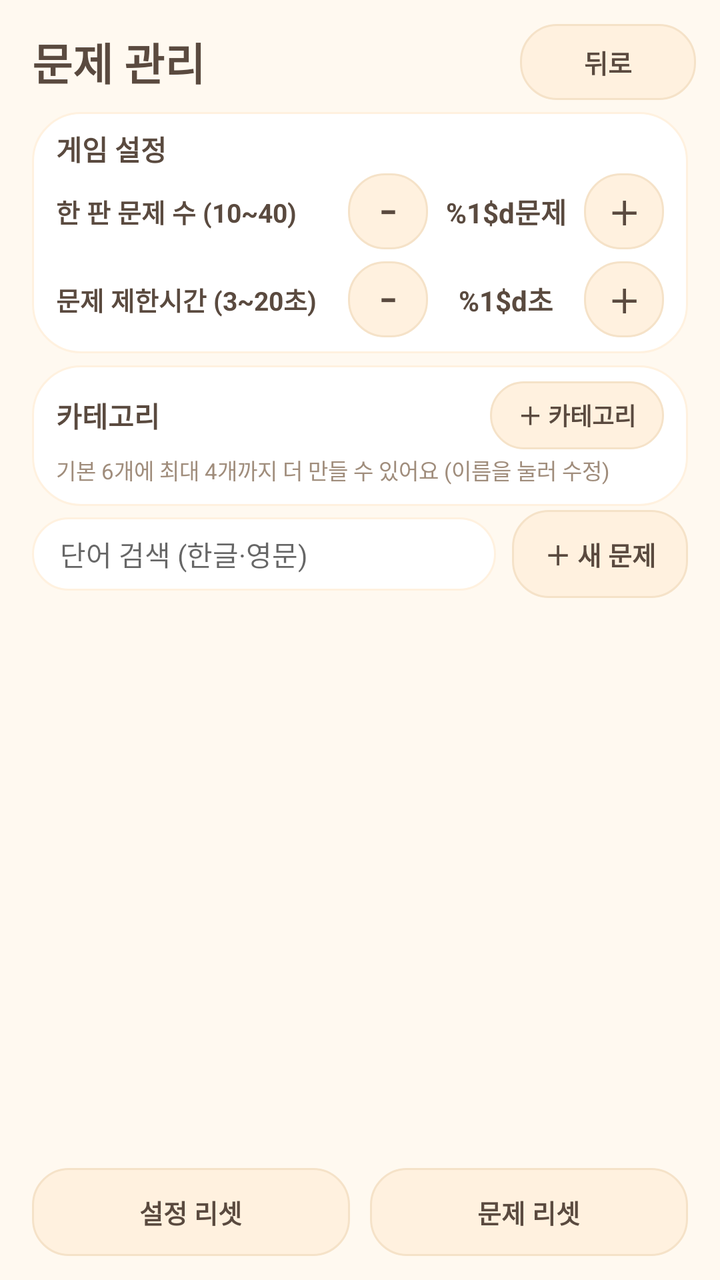
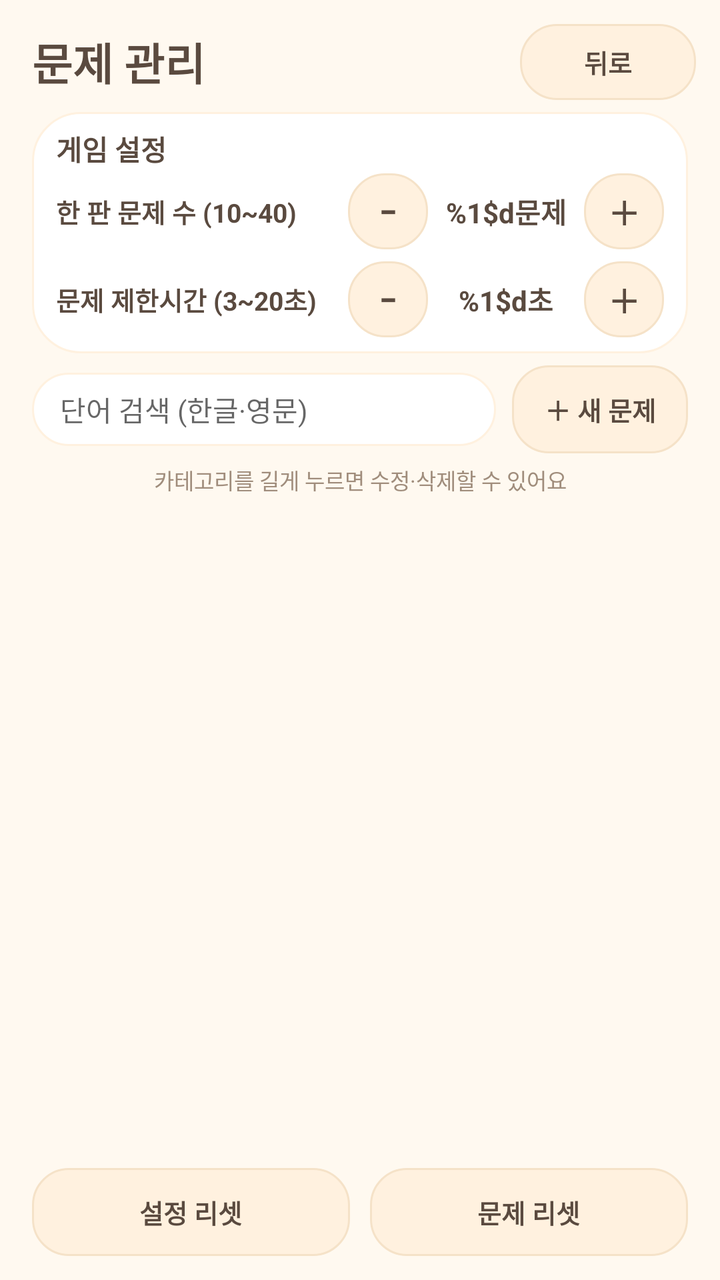

Two renders of the same Android screen: before a commit and after it. Below are the layout's source before the change and the commit's diff.
<!-- AndroidManifest.xml: application theme Theme.VoiceWordGame -->
<!-- res/layout/activity_admin.xml -->
<?xml version="1.0" encoding="utf-8"?>
<FrameLayout xmlns:android="http://schemas.android.com/apk/res/android"
    android:id="@+id/adminRoot"
    android:layout_width="match_parent"
    android:layout_height="match_parent"
    android:background="@color/cream">

    <LinearLayout
        android:layout_width="match_parent"
        android:layout_height="match_parent"
        android:orientation="vertical">

        <LinearLayout
            android:layout_width="match_parent"
            android:layout_height="wrap_content"
            android:gravity="center_vertical"
            android:orientation="horizontal"
            android:paddingStart="16dp"
            android:paddingTop="12dp"
            android:paddingEnd="12dp"
            android:paddingBottom="4dp">

            <TextView
                style="@style/TextTitle"
                android:layout_width="0dp"
                android:layout_height="wrap_content"
                android:layout_weight="1"
                android:text="@string/admin_title"
                android:textSize="22sp" />

            <TextView
                android:id="@+id/adminCount"
                style="@style/TextBody"
                android:layout_width="wrap_content"
                android:layout_height="wrap_content"
                android:layout_marginEnd="8dp" />

            <Button
                android:id="@+id/closeAdmin"
                style="@style/Widget.CuteButton"
                android:layout_width="wrap_content"
                android:layout_height="wrap_content"
                android:minHeight="38dp"
                android:text="@string/back"
                android:textSize="13sp" />
        </LinearLayout>

        
        <LinearLayout
            android:id="@+id/adminSettings"
            android:layout_width="match_parent"
            android:layout_height="wrap_content"
            android:layout_marginStart="16dp"
            android:layout_marginTop="2dp"
            android:layout_marginEnd="16dp"
            android:background="@drawable/bg_card"
            android:orientation="vertical"
            android:paddingStart="12dp"
            android:paddingTop="8dp"
            android:paddingEnd="12dp"
            android:paddingBottom="8dp">

            <TextView
                style="@style/TextSection"
                android:layout_width="wrap_content"
                android:layout_height="wrap_content"
                android:text="@string/admin_settings_title"
                android:textSize="14sp" />

            
            <LinearLayout
                android:layout_width="match_parent"
                android:layout_height="wrap_content"
                android:layout_marginTop="2dp"
                android:gravity="center_vertical"
                android:orientation="horizontal">

                <TextView
                    style="@style/TextBody"
                    android:layout_width="0dp"
                    android:layout_height="wrap_content"
                    android:layout_weight="1"
                    android:text="@string/admin_setting_questions"
                    android:textColor="@color/ink"
                    android:textSize="13sp"
                    android:textStyle="bold" />

                <Button
                    android:id="@+id/settingCountMinus"
                    style="@style/Widget.CuteButton"
                    android:layout_width="40dp"
                    android:layout_height="38dp"
                    android:contentDescription="@string/admin_setting_minus_desc"
                    android:minWidth="0dp"
                    android:paddingStart="0dp"
                    android:paddingEnd="0dp"
                    android:text="@string/admin_setting_minus"
                    android:textSize="16sp" />

                <TextView
                    android:id="@+id/settingCountValue"
                    style="@style/TextBody"
                    android:layout_width="78dp"
                    android:layout_height="wrap_content"
                    android:gravity="center"
                    android:text="@string/admin_setting_questions_value"
                    android:textColor="@color/ink"
                    android:textSize="14sp"
                    android:textStyle="bold" />

                <Button
                    android:id="@+id/settingCountPlus"
                    style="@style/Widget.CuteButton"
                    android:layout_width="40dp"
                    android:layout_height="38dp"
                    android:contentDescription="@string/admin_setting_plus_desc"
                    android:minWidth="0dp"
                    android:paddingStart="0dp"
                    android:paddingEnd="0dp"
                    android:text="@string/admin_setting_plus"
                    android:textSize="16sp" />
            </LinearLayout>

            
            <LinearLayout
                android:layout_width="match_parent"
                android:layout_height="wrap_content"
                android:layout_marginTop="6dp"
                android:gravity="center_vertical"
                android:orientation="horizontal">

                <TextView
                    style="@style/TextBody"
                    android:layout_width="0dp"
                    android:layout_height="wrap_content"
                    android:layout_weight="1"
                    android:text="@string/admin_setting_time"
                    android:textColor="@color/ink"
                    android:textSize="13sp"
                    android:textStyle="bold" />

                <Button
                    android:id="@+id/settingTimeMinus"
                    style="@style/Widget.CuteButton"
                    android:layout_width="40dp"
                    android:layout_height="38dp"
                    android:contentDescription="@string/admin_setting_minus_desc"
                    android:minWidth="0dp"
                    android:paddingStart="0dp"
                    android:paddingEnd="0dp"
                    android:text="@string/admin_setting_minus"
                    android:textSize="16sp" />

                <TextView
                    android:id="@+id/settingTimeValue"
                    style="@style/TextBody"
                    android:layout_width="78dp"
                    android:layout_height="wrap_content"
                    android:gravity="center"
                    android:text="@string/admin_setting_time_value"
                    android:textColor="@color/ink"
                    android:textSize="14sp"
                    android:textStyle="bold" />

                <Button
                    android:id="@+id/settingTimePlus"
                    style="@style/Widget.CuteButton"
                    android:layout_width="40dp"
                    android:layout_height="38dp"
                    android:contentDescription="@string/admin_setting_plus_desc"
                    android:minWidth="0dp"
                    android:paddingStart="0dp"
                    android:paddingEnd="0dp"
                    android:text="@string/admin_setting_plus"
                    android:textSize="16sp" />
            </LinearLayout>
        </LinearLayout>

        
        <LinearLayout
            android:id="@+id/adminCategories"
            android:layout_width="match_parent"
            android:layout_height="wrap_content"
            android:layout_marginStart="16dp"
            android:layout_marginTop="6dp"
            android:layout_marginEnd="16dp"
            android:background="@drawable/bg_card"
            android:orientation="vertical"
            android:paddingStart="12dp"
            android:paddingTop="8dp"
            android:paddingEnd="12dp"
            android:paddingBottom="8dp">

            <LinearLayout
                android:layout_width="match_parent"
                android:layout_height="wrap_content"
                android:gravity="center_vertical"
                android:orientation="horizontal">

                <TextView
                    style="@style/TextSection"
                    android:layout_width="0dp"
                    android:layout_height="wrap_content"
                    android:layout_weight="1"
                    android:text="@string/admin_categories_title"
                    android:textSize="14sp" />

                <Button
                    android:id="@+id/addCategory"
                    style="@style/Widget.CuteButton"
                    android:layout_width="wrap_content"
                    android:layout_height="34dp"
                    android:minHeight="34dp"
                    android:minWidth="0dp"
                    android:text="@string/admin_category_add"
                    android:textSize="12sp" />
            </LinearLayout>

            <TextView
                android:id="@+id/adminCategoryHint"
                style="@style/TextBody"
                android:layout_width="match_parent"
                android:layout_height="wrap_content"
                android:layout_marginTop="2dp"
                android:text="@string/admin_category_hint"
                android:textSize="11sp" />

            <LinearLayout
                android:id="@+id/adminCategoryRow"
                android:layout_width="match_parent"
                android:layout_height="wrap_content"
                android:layout_marginTop="2dp"
                android:orientation="vertical" />
        </LinearLayout>

        <LinearLayout
            android:layout_width="match_parent"
            android:layout_height="wrap_content"
            android:gravity="center_vertical"
            android:orientation="horizontal"
            android:paddingStart="16dp"
            android:paddingTop="2dp"
            android:paddingEnd="16dp">

            <EditText
                android:id="@+id/adminSearch"
                android:layout_width="0dp"
                android:layout_height="wrap_content"
                android:layout_weight="1"
                android:background="@drawable/bg_pill"
                android:hint="@string/admin_search_hint"
                android:imeOptions="actionSearch"
                android:importantForAutofill="no"
                android:inputType="text"
                android:paddingStart="14dp"
                android:paddingTop="8dp"
                android:paddingEnd="14dp"
                android:paddingBottom="8dp"
                android:singleLine="true"
                android:textColor="@color/ink"
                android:textSize="14sp" />

            <Button
                android:id="@+id/addProblem"
                style="@style/Widget.CuteButton"
                android:layout_width="wrap_content"
                android:layout_height="wrap_content"
                android:layout_marginStart="8dp"
                android:text="@string/admin_add"
                android:textSize="13sp" />
        </LinearLayout>

        <HorizontalScrollView
            android:layout_width="match_parent"
            android:layout_height="wrap_content"
            android:paddingStart="12dp"
            android:paddingTop="2dp"
            android:paddingEnd="12dp"
            android:scrollbars="none">

            <LinearLayout
                android:id="@+id/adminFilterRow"
                android:layout_width="wrap_content"
                android:layout_height="wrap_content"
                android:orientation="horizontal" />
        </HorizontalScrollView>

        <TextView
            android:id="@+id/adminEmpty"
            style="@style/TextBody"
            android:layout_width="match_parent"
            android:layout_height="wrap_content"
            android:layout_marginTop="26dp"
            android:gravity="center"
            android:text="@string/admin_empty"
            android:textSize="14sp"
            android:visibility="gone" />

        <androidx.recyclerview.widget.RecyclerView
            android:id="@+id/problemList"
            android:layout_width="match_parent"
            android:layout_height="0dp"
            android:layout_weight="1"
            android:clipToPadding="false"
            android:paddingStart="12dp"
            android:paddingTop="4dp"
            android:paddingEnd="12dp"
            android:paddingBottom="6dp"
            android:scrollbars="none" />

        
        <LinearLayout
            android:layout_width="match_parent"
            android:layout_height="wrap_content"
            android:layout_marginStart="16dp"
            android:layout_marginTop="2dp"
            android:layout_marginEnd="16dp"
            android:layout_marginBottom="12dp"
            android:orientation="horizontal">

            <Button
                android:id="@+id/resetSettings"
                style="@style/Widget.CuteButton"
                android:layout_width="0dp"
                android:layout_height="wrap_content"
                android:layout_marginEnd="5dp"
                android:layout_weight="1"
                android:text="@string/admin_reset_settings"
                android:textSize="13sp" />

            <Button
                android:id="@+id/resetProblems"
                style="@style/Widget.CuteButton"
                android:layout_width="0dp"
                android:layout_height="wrap_content"
                android:layout_marginStart="5dp"
                android:layout_weight="1"
                android:text="@string/admin_reset_problems"
                android:textSize="13sp" />
        </LinearLayout>
    </LinearLayout>
</FrameLayout>
<!-- resources referenced by this layout -->
<resources>
  <color name="cream">#FFF9F0</color>
  <color name="ink">#5A4A3F</color>
  <!-- drawable bg_card (drawable) -->
  <?xml version="1.0" encoding="utf-8"?>
  <shape xmlns:android="http://schemas.android.com/apk/res/android" android:shape="rectangle">
      <solid android:color="@color/card" />
      <corners android:radius="24dp" />
      <stroke android:width="1dp" android:color="@color/cream_deep" />
  </shape>
  <!-- drawable bg_pill (drawable) -->
  <?xml version="1.0" encoding="utf-8"?>
  <shape xmlns:android="http://schemas.android.com/apk/res/android" android:shape="rectangle">
      <solid android:color="@color/card" />
      <corners android:radius="999dp" />
      <stroke android:width="1dp" android:color="@color/cream_deep" />
  </shape>
  <string name="admin_add">＋ 새 문제</string>
  <string name="admin_categories_title">카테고리</string>
  <string name="admin_category_add">＋ 카테고리</string>
  <string name="admin_category_hint">기본 6개에 최대 4개까지 더 만들 수 있어요 (이름을 눌러 수정)</string>
  <string name="admin_empty">조건에 맞는 문제가 없어요</string>
  <string name="admin_reset_problems">문제 리셋</string>
  <string name="admin_reset_settings">설정 리셋</string>
  <string name="admin_search_hint">단어 검색 (한글·영문)</string>
  <string name="admin_setting_minus">−</string>
  <string name="admin_setting_minus_desc">줄이기</string>
  <string name="admin_setting_plus">＋</string>
  <string name="admin_setting_plus_desc">늘리기</string>
  <string name="admin_setting_questions">한 판 문제 수 (10~40)</string>
  <string name="admin_setting_questions_value">%1$d문제</string>
  <string name="admin_setting_time">문제 제한시간 (3~20초)</string>
  <string name="admin_setting_time_value">%1$d초</string>
  <string name="admin_settings_title">게임 설정</string>
  <string name="admin_title">문제 관리</string>
  <string name="back">뒤로</string>
  <style name="TextBody">
          <item name="android:textColor">@color/ink_soft</item>
          <item name="android:textSize">13sp</item>
      </style>
  <style name="TextSection">
          <item name="android:textColor">@color/ink</item>
          <item name="android:textSize">17sp</item>
          <item name="android:textStyle">bold</item>
      </style>
  <style name="TextTitle">
          <item name="android:textColor">@color/ink</item>
          <item name="android:textSize">22sp</item>
          <item name="android:textStyle">bold</item>
      </style>
  <style name="Widget.CuteButton" parent="Widget.AppCompat.Button.Borderless">
          <item name="android:background">@drawable/bg_button_soft</item>
          <item name="backgroundTint">@null</item>
          <item name="android:textColor">@color/ink</item>
          <item name="android:textSize">14sp</item>
          <item name="android:textStyle">bold</item>
          <item name="android:minHeight">44dp</item>
          <item name="android:paddingLeft">14dp</item>
          <item name="android:paddingRight">14dp</item>
          <item name="android:textAllCaps">false</item>
      </style>
  <color name="card">#FFFFFF</color>
  <color name="cream_deep">#FFF1DF</color>
  <color name="ink_soft">#A08D7C</color>
  <!-- drawable bg_button_soft (drawable) -->
  <?xml version="1.0" encoding="utf-8"?>
  <ripple xmlns:android="http://schemas.android.com/apk/res/android" android:color="@color/shadow">
      <item>
          <shape android:shape="rectangle">
              <solid android:color="@color/cream_deep" />
              <corners android:radius="18dp" />
              <stroke android:width="1dp" android:color="#F5E2C8" />
          </shape>
      </item>
  </ripple>
  <color name="coral_deep">#EE8B76</color>
  <style name="ThemeOverlay.Cute.Dialog" parent="ThemeOverlay.MaterialComponents.MaterialAlertDialog">
          <item name="colorPrimary">@color/coral_deep</item>
          <item name="colorSecondary">@color/mint_deep</item>
          <item name="android:background">@color/cream</item>
      </style>
  <color name="shadow">#1A5A4A3F</color>
  <color name="mint_deep">#4FBE93</color>
  <!-- unchanged entries left out for length: 1 -->
</resources>

<!-- the commit's change to res/layout/activity_admin.xml (unified diff, before → after) -->
@@ -176,70 +176,13 @@
             </LinearLayout>
         </LinearLayout>
 
-        
-        <LinearLayout
-            android:id="@+id/adminCategories"
-            android:layout_width="match_parent"
-            android:layout_height="wrap_content"
-            android:layout_marginStart="16dp"
-            android:layout_marginTop="6dp"
-            android:layout_marginEnd="16dp"
-            android:background="@drawable/bg_card"
-            android:orientation="vertical"
-            android:paddingStart="12dp"
-            android:paddingTop="8dp"
-            android:paddingEnd="12dp"
-            android:paddingBottom="8dp">
-
-            <LinearLayout
-                android:layout_width="match_parent"
-                android:layout_height="wrap_content"
-                android:gravity="center_vertical"
-                android:orientation="horizontal">
-
-                <TextView
-                    style="@style/TextSection"
-                    android:layout_width="0dp"
-                    android:layout_height="wrap_content"
-                    android:layout_weight="1"
-                    android:text="@string/admin_categories_title"
-                    android:textSize="14sp" />
-
-                <Button
-                    android:id="@+id/addCategory"
-                    style="@style/Widget.CuteButton"
-                    android:layout_width="wrap_content"
-                    android:layout_height="34dp"
-                    android:minHeight="34dp"
-                    android:minWidth="0dp"
-                    android:text="@string/admin_category_add"
-                    android:textSize="12sp" />
-            </LinearLayout>
-
-            <TextView
-                android:id="@+id/adminCategoryHint"
-                style="@style/TextBody"
-                android:layout_width="match_parent"
-                android:layout_height="wrap_content"
-                android:layout_marginTop="2dp"
-                android:text="@string/admin_category_hint"
-                android:textSize="11sp" />
-
-            <LinearLayout
-                android:id="@+id/adminCategoryRow"
-                android:layout_width="match_parent"
-                android:layout_height="wrap_content"
-                android:layout_marginTop="2dp"
-                android:orientation="vertical" />
-        </LinearLayout>
-
         <LinearLayout
             android:layout_width="match_parent"
             android:layout_height="wrap_content"
             android:gravity="center_vertical"
             android:orientation="horizontal"
             android:paddingStart="16dp"
-            android:paddingTop="2dp"
+            android:paddingTop="6dp"
             android:paddingEnd="16dp">
 
             <EditText
@@ -270,7 +213,9 @@
                 android:textSize="13sp" />
         </LinearLayout>
 
+        
         <HorizontalScrollView
+            android:id="@+id/adminFilterScroll"
             android:layout_width="match_parent"
             android:layout_height="wrap_content"
             android:paddingStart="12dp"
@@ -284,6 +229,18 @@
                 android:layout_height="wrap_content"
                 android:orientation="horizontal" />
         </HorizontalScrollView>
+
+        <TextView
+            android:id="@+id/adminCategoryHint"
+            style="@style/TextBody"
+            android:layout_width="match_parent"
+            android:layout_height="wrap_content"
+            android:layout_marginStart="16dp"
+            android:layout_marginTop="3dp"
+            android:layout_marginEnd="16dp"
+            android:gravity="center"
+            android:text="@string/admin_category_hint"
+            android:textSize="11sp" />
 
         <TextView
             android:id="@+id/adminEmpty"
<!-- resource entries referenced after the edit -->
@@ -17,9 +17,7 @@
       <stroke android:width="1dp" android:color="@color/cream_deep" />
   </shape>
   <string name="admin_add">＋ 새 문제</string>
-  <string name="admin_categories_title">카테고리</string>
-  <string name="admin_category_add">＋ 카테고리</string>
-  <string name="admin_category_hint">기본 6개에 최대 4개까지 더 만들 수 있어요 (이름을 눌러 수정)</string>
+  <string name="admin_category_hint">카테고리를 길게 누르면 수정·삭제할 수 있어요</string>
   <string name="admin_empty">조건에 맞는 문제가 없어요</string>
   <string name="admin_reset_problems">문제 리셋</string>
   <string name="admin_reset_settings">설정 리셋</string>
